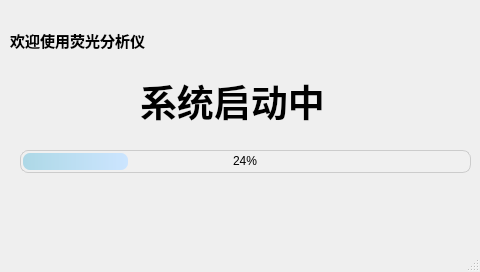
Qt form welcome1.ui (nylttpgg09/FluoTest) before a commit.
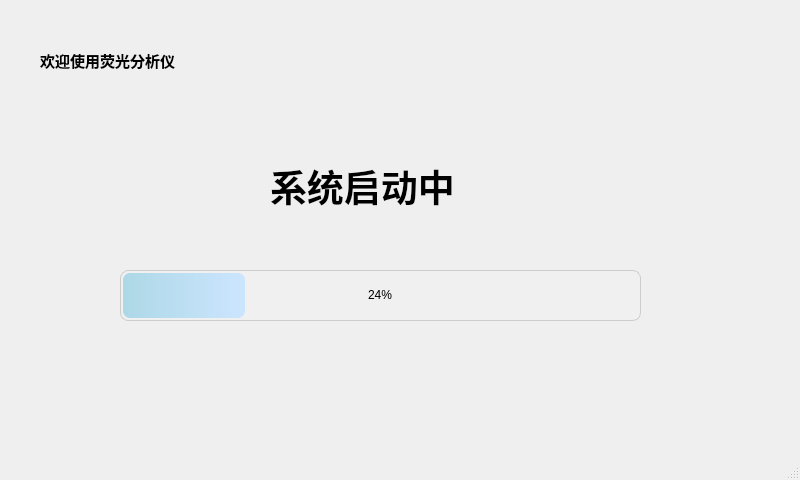
The same form after that commit.

Patch:
```diff
--- a/welcome1.ui
+++ b/welcome1.ui
@@ -6,8 +6,8 @@
    <rect>
     <x>0</x>
     <y>0</y>
-    <width>480</width>
-    <height>272</height>
+    <width>800</width>
+    <height>480</height>
    </rect>
   </property>
   <property name="windowTitle">
@@ -17,10 +17,10 @@
    <widget class="QProgressBar" name="progressBar">
     <property name="geometry">
      <rect>
-      <x>20</x>
-      <y>150</y>
-      <width>451</width>
-      <height>23</height>
+      <x>120</x>
+      <y>270</y>
+      <width>521</width>
+      <height>51</height>
      </rect>
     </property>
     <property name="styleSheet">
@@ -47,10 +47,10 @@
    <widget class="QLabel" name="label">
     <property name="geometry">
      <rect>
-      <x>140</x>
-      <y>80</y>
-      <width>191</width>
-      <height>41</height>
+      <x>270</x>
+      <y>150</y>
+      <width>331</width>
+      <height>71</height>
      </rect>
     </property>
     <property name="font">
@@ -73,9 +73,9 @@
    <widget class="QLabel" name="label_2">
     <property name="geometry">
      <rect>
-      <x>10</x>
-      <y>10</y>
-      <width>161</width>
+      <x>40</x>
+      <y>30</y>
+      <width>451</width>
       <height>61</height>
      </rect>
     </property>
```
Left out of the diff: 2 changed lines with no effect on the pictures.
